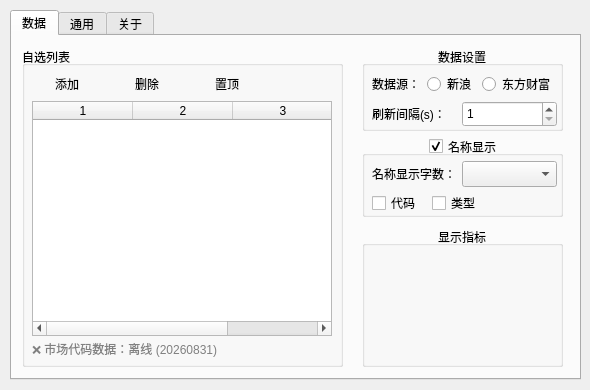
This is stockwidget/ui/generated/settings.ui in sbr0574/StockWidget as Qt 5 draws it before an edit. The edited form follows.
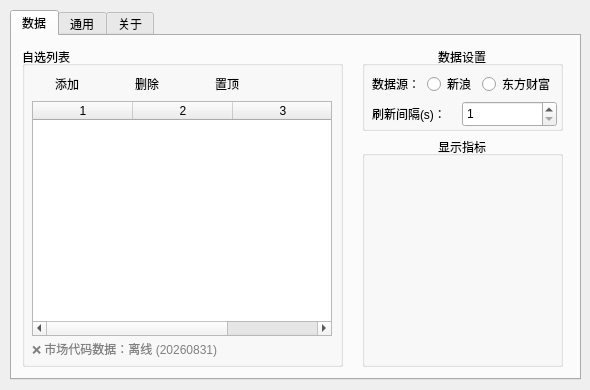
This is the edited form. Icons and pictures are not drawn. Custom widgets are drawn as their Qt base class.

Commit message: feat: 优化指标选择、排序交互和ui显示；新增成交额成交量单位切换；优化设置界面元素失焦；关于页面新增检查更新和缓存目录按钮；MAC和Linux不再在程序坞中显示图标。

What changed in the file:
```diff
--- a/stockwidget/ui/generated/settings.ui
+++ b/stockwidget/ui/generated/settings.ui
@@ -234,9 +234,9 @@
      <property name="geometry">
       <rect>
        <x>350</x>
-       <y>190</y>
+       <y>100</y>
        <width>201</width>
-       <height>141</height>
+       <height>231</height>
       </rect>
      </property>
      <property name="title">
@@ -339,83 +339,6 @@
       </property>
      </widget>
     </widget>
-    <widget class="QGroupBox" name="gb_name">
-     <property name="geometry">
-      <rect>
-       <x>350</x>
-       <y>100</y>
-       <width>201</width>
-       <height>81</height>
-      </rect>
-     </property>
-     <property name="styleSheet">
-      <string notr="true"/>
-     </property>
-     <property name="title">
-      <string>名称显示</string>
-     </property>
-     <property name="alignment">
-      <set>Qt::AlignmentFlag::AlignCenter</set>
-     </property>
-     <property name="flat">
-      <bool>true</bool>
-     </property>
-     <property name="checkable">
-      <bool>true</bool>
-     </property>
-     <property name="checked">
-      <bool>true</bool>
-     </property>
-     <widget class="QComboBox" name="cmb_namelen">
-      <property name="geometry">
-       <rect>
-        <x>100</x>
-        <y>25</y>
-        <width>95</width>
-        <height>26</height>
-       </rect>
-      </property>
-     </widget>
-     <widget class="QCheckBox" name="cb_code">
-      <property name="geometry">
-       <rect>
-        <x>10</x>
-        <y>55</y>
-        <width>51</width>
-        <height>24</height>
-       </rect>
-      </property>
-      <property name="text">
-       <string>代码</string>
-      </property>
-     </widget>
-     <widget class="QCheckBox" name="cb_type">
-      <property name="geometry">
-       <rect>
-        <x>70</x>
-        <y>55</y>
-        <width>61</width>
-        <height>24</height>
-       </rect>
-      </property>
-      <property name="text">
-       <string>类型</string>
-      </property>
-     </widget>
-     <widget class="QLabel" name="label_namelen">
-      <property name="geometry">
-       <rect>
-        <x>10</x>
-        <y>25</y>
-        <width>91</width>
-        <height>26</height>
-       </rect>
-      </property>
-      <property name="text">
-       <string>名称显示字数：</string>
-      </property>
-     </widget>
-    </widget>
    </widget>
    <widget class="QWidget" name="general">
     <attribute name="title">
```
Left out of the diff: 38 changed lines with no effect on the pictures. The commit also changes 15 other files.
